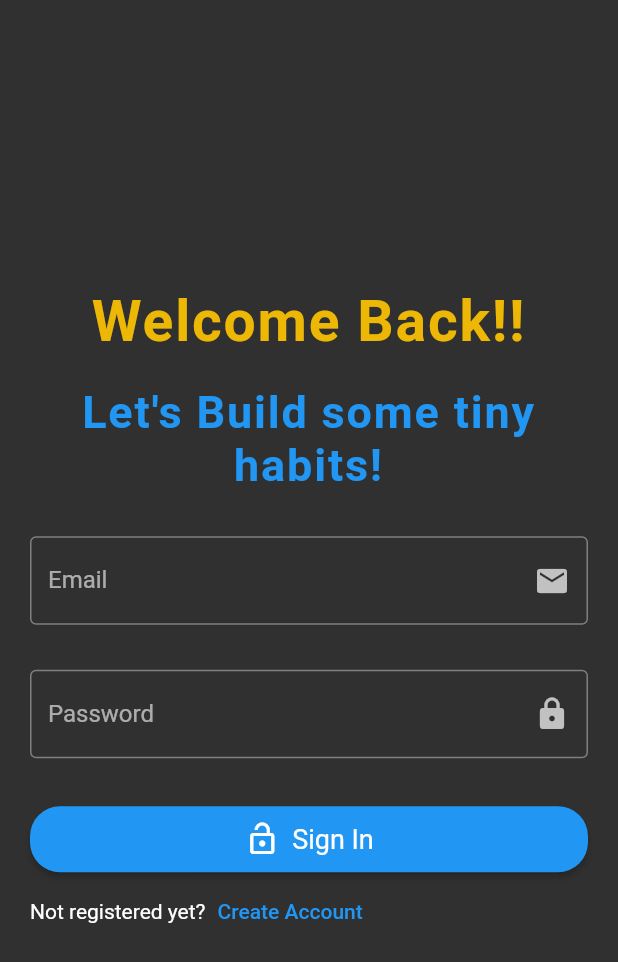
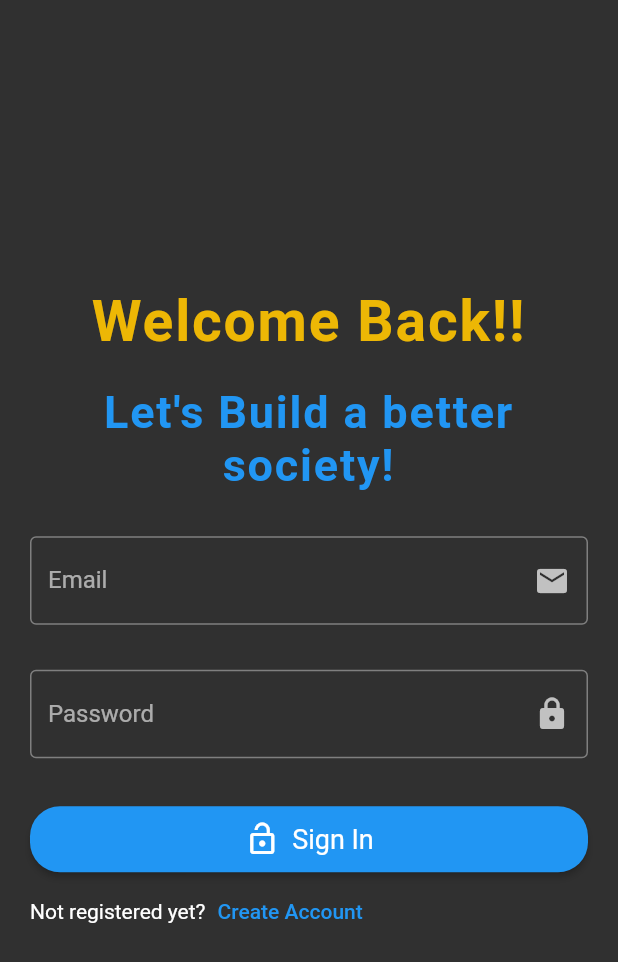
Before and after one commit to AbhishekSatpathy4848/TRINIT_594092-U801T4BE_DEV, a Flutter app: the screen it shows after launch, on a phone screen of 412 x 824 dp. Shown: the top 962 px of the screen. Run offline on Flutter 3.47's test engine with Material 2 defaults, Android fonts, the phone set to English and light mode, and no system bars; our stand-ins replace cloud_firestore, firebase_auth, firebase_core; accounts and stored records are empty.

Commit message:
Bit of modification to login page

```diff
--- a/lib/features/login/presentation/login.dart
+++ b/lib/features/login/presentation/login.dart
@@ -108,7 +108,7 @@ class Login extends StatelessWidget {
                 ),
                 const SizedBox(height: 20),
                 const Text(
-                  "Let's Build some tiny habits!",
+                  "Let's Build a better society!",
                   style: TextStyle(
                       color: Colors.blue,
                       fontWeight: FontWeight.bold,
```
